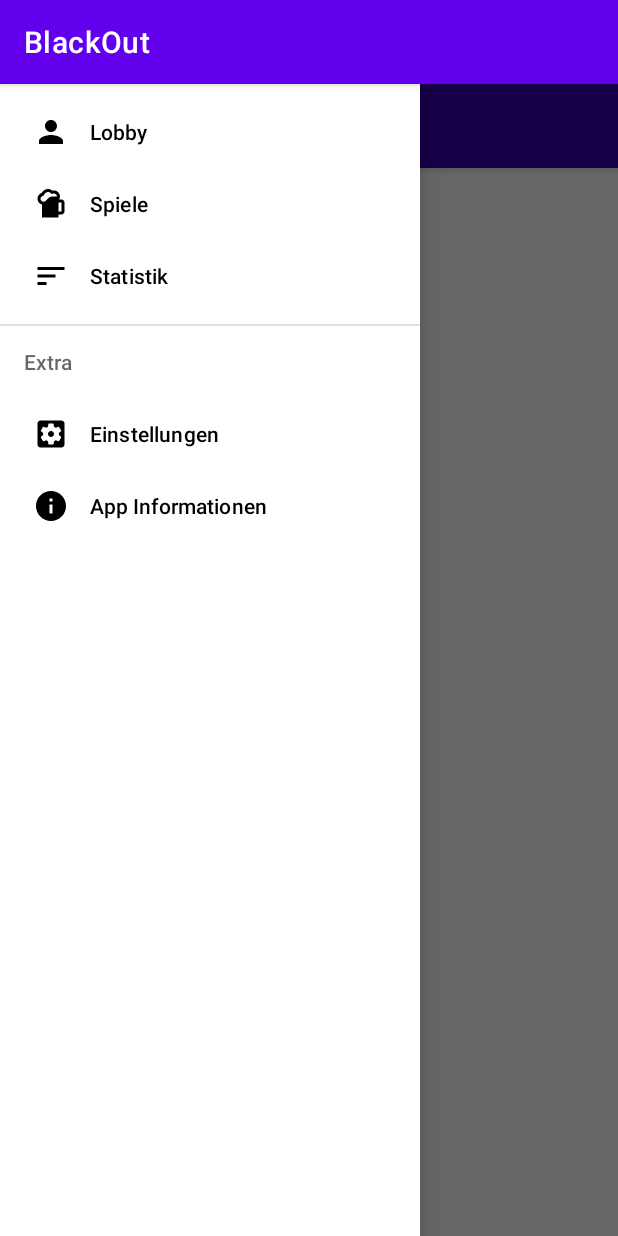
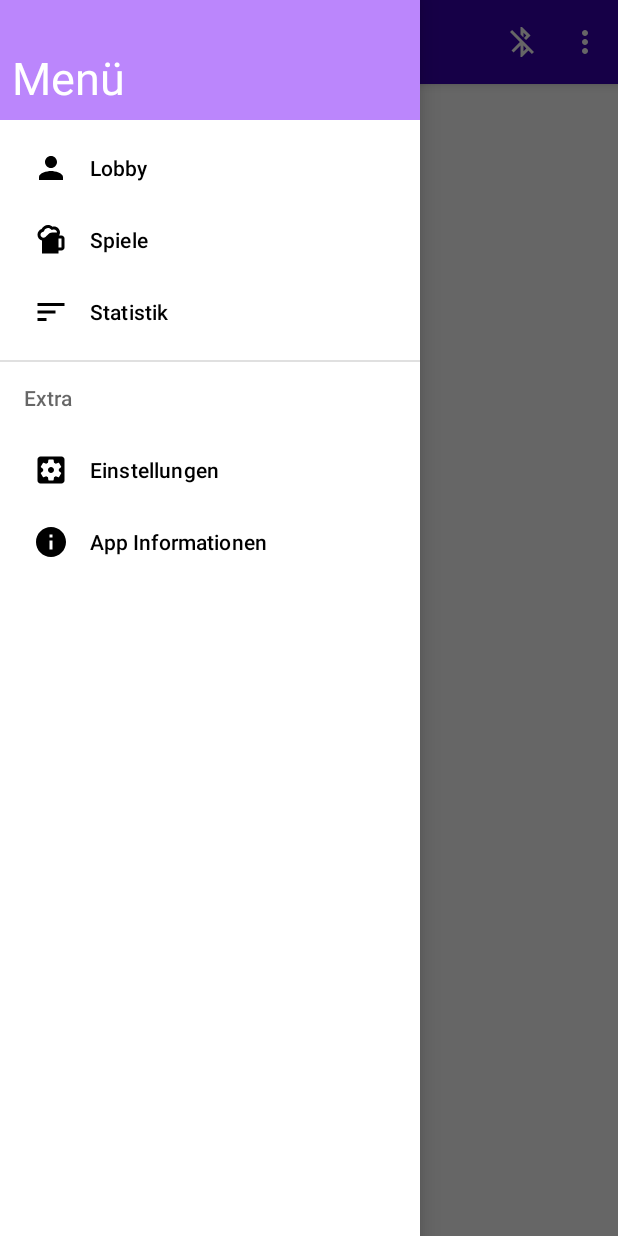
Before and after one commit to olisonsturm/blackout, an Android app: the screen it shows after launch (LobbyActivity), with the side drawer open, on a phone screen of 412 x 824 dp. Run offline under Robolectric (Android 15) with nearby library versions, the phone set to English and light mode, and no system bars.

Commit message:
Habs gefixt, jetzt geht alles soweit mit dem Layout. Ist halt noch mit fast nichts verbunden aber das mach ich jetzt noch :)

```diff
--- a/app/src/main/AndroidManifest.xml
+++ b/app/src/main/AndroidManifest.xml
@@ -21,7 +21,7 @@
 
         <activity
             android:name=".view.LobbyActivity"
-            android:theme="@style/Theme.Blackout" />
+            android:theme="@style/Theme.Blackout.NoActionBar" />
 
 
     </application>
--- a/app/src/main/java/me/olisonsturm/blackout/view/LobbyActivity.java
+++ b/app/src/main/java/me/olisonsturm/blackout/view/LobbyActivity.java
@@ -7,7 +7,6 @@ import androidx.core.view.GravityCompat;
 import androidx.drawerlayout.widget.DrawerLayout;
 
 import android.os.Bundle;
-import android.view.ViewGroup;
 
 import me.olisonsturm.blackout.R;
 
@@ -22,8 +21,6 @@ public class LobbyActivity extends AppCompatActivity {
 
         drawer = findViewById(R.id.drawer_layout);
         toolbar = findViewById(R.id.myToolbar);
-        setSupportActionBar(toolbar);
-
 
         ActionBarDrawerToggle toggle = new ActionBarDrawerToggle(this, drawer, toolbar, R.string.navigation_drawer_open, R.string.navigation_drawer_close);
         drawer.addDrawerListener(toggle);
@@ -41,4 +38,5 @@ public class LobbyActivity extends AppCompatActivity {
     }
 
 
+
 }
--- /dev/null
+++ b/app/src/main/res/drawable/ic_bluetooth_off.xml
@@ -0,0 +1,10 @@
+<vector xmlns:android="http://schemas.android.com/apk/res/android"
+    android:width="24dp"
+    android:height="24dp"
+    android:viewportWidth="24"
+    android:viewportHeight="24"
+    android:tint="?attr/colorControlNormal">
+  <path
+      android:fillColor="@android:color/white"
+      android:pathData="M13,5.83l1.88,1.88 -1.6,1.6 1.41,1.41 3.02,-3.02L12,2h-1v5.03l2,2v-3.2zM5.41,4L4,5.41 10.59,12 5,17.59 6.41,19 11,14.41V22h1l4.29,-4.29 2.3,2.29L20,18.59 5.41,4zM13,18.17v-3.76l1.88,1.88L13,18.17z"/>
+</vector>
--- /dev/null
+++ b/app/src/main/res/drawable/ic_menu.xml
@@ -0,0 +1,10 @@
+<vector xmlns:android="http://schemas.android.com/apk/res/android"
+    android:width="24dp"
+    android:height="24dp"
+    android:viewportWidth="24"
+    android:viewportHeight="24"
+    android:tint="?attr/colorControlNormal">
+  <path
+      android:fillColor="@android:color/white"
+      android:pathData="M3,18h18v-2L3,16v2zM3,13h18v-2L3,11v2zM3,6v2h18L21,6L3,6z"/>
+</vector>
--- a/app/src/main/res/layout/activity_lobby.xml
+++ b/app/src/main/res/layout/activity_lobby.xml
@@ -14,14 +14,16 @@
         android:layout_height="match_parent"
         android:orientation="vertical">
 
-        <androidx.appcompat.widget.Toolbar
+        <com.google.android.material.appbar.MaterialToolbar
             android:id="@+id/myToolbar"
+            style="@style/Widget.MaterialComponents.Toolbar.Primary"
             android:layout_width="match_parent"
             android:layout_height="?attr/actionBarSize"
             android:background="@color/purple_700"
             android:elevation="4dp"
-            android:theme="@style/ThemeOverlay.AppCompat.Dark.ActionBar"
-            app:popupTheme="@style/ThemeOverlay.AppCompat.Light"/>
+            app:menu="@menu/top_app_bar"
+            app:navigationIcon="@drawable/ic_menu"
+            app:title="@string/app_name" />
 
         <FrameLayout
             android:id="@+id/fragment_container"
@@ -36,6 +38,6 @@
         android:layout_height="match_parent"
         android:layout_gravity="start"
         app:headerLayout="@layout/nav_header"
-        app:menu="@menu/drawer_menu"/>
+        app:menu="@menu/drawer_menu" />
 
 </androidx.drawerlayout.widget.DrawerLayout>
--- a/app/src/main/res/layout/nav_header.xml
+++ b/app/src/main/res/layout/nav_header.xml
@@ -1,11 +1,18 @@
 <?xml version="1.0" encoding="utf-8"?>
 <LinearLayout xmlns:android="http://schemas.android.com/apk/res/android"
     android:layout_width="match_parent"
-    android:layout_height="?attr/actionBarSize"
+    android:layout_height="80dp"
     android:background="@color/purple_200"
-    android:gravity="bottom"
     android:orientation="vertical"
-
     android:theme="@style/ThemeOverlay.AppCompat.Dark">
 
+    <TextView
+        style="@style/Theme.Blackout"
+        android:layout_width="match_parent"
+        android:layout_height="match_parent"
+        android:padding="8dp"
+        android:gravity="bottom"
+        android:text="@string/menu"
+        android:textSize="30dp" />
+
 </LinearLayout>
--- /dev/null
+++ b/app/src/main/res/menu/top_app_bar.xml
@@ -0,0 +1,14 @@
+<?xml version="1.0" encoding="utf-8"?>
+<menu xmlns:android="http://schemas.android.com/apk/res/android"
+    xmlns:app="http://schemas.android.com/apk/res-auto">
+
+    <item
+        android:id="@+id/more"
+        android:title="@string/more" />
+    <item
+        android:id="@+id/bluetoothCheck"
+        android:icon="@drawable/ic_bluetooth_off"
+        android:title="@string/bluetooth"
+        app:showAsAction="ifRoom"/>
+
+</menu>
--- a/app/src/main/res/values-night/themes.xml
+++ b/app/src/main/res/values-night/themes.xml
@@ -2,12 +2,12 @@
     <!-- Base application theme. -->
     <style name="Theme.Blackout" parent="Theme.MaterialComponents.DayNight.DarkActionBar">
         <!-- Primary brand color. -->
-        <item name="colorPrimary">@color/purple_200</item>
+        <item name="colorPrimary">@color/purple_500</item>
         <item name="colorPrimaryVariant">@color/purple_700</item>
-        <item name="colorOnPrimary">@color/black</item>
+        <item name="colorOnPrimary">@color/white</item>
         <!-- Secondary brand color. -->
         <item name="colorSecondary">@color/teal_200</item>
-        <item name="colorSecondaryVariant">@color/teal_200</item>
+        <item name="colorSecondaryVariant">@color/teal_700</item>
         <item name="colorOnSecondary">@color/black</item>
         <!-- Status bar color. -->
         <item name="android:statusBarColor" tools:targetApi="l">?attr/colorPrimaryVariant</item>
@@ -20,4 +20,5 @@
         <item name="android:statusBarColor">@android:color/transparent</item>
     </style>
 
+
 </resources>
--- a/app/src/main/res/values/strings.xml
+++ b/app/src/main/res/values/strings.xml
@@ -10,4 +10,7 @@
 
     <string name="navigation_drawer_open">Open navigation drawer</string>
     <string name="navigation_drawer_close">Close navigation drawer</string>
+    <string name="more">more</string>
+    <string name="menu">Menü</string>
+    <string name="bluetooth">Bluetooth</string>
 </resources>
```
